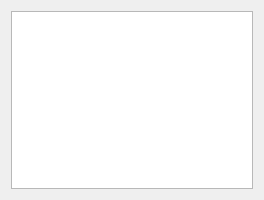
Before: the Qt Designer form src/plugins/vcsbase/checkoutprogresswizardpage.ui in qt-creator/qt-creator, drawn with Qt 5.
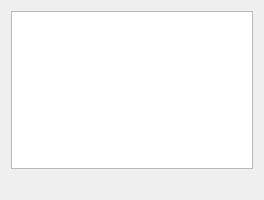
After: the same form once the commit is applied.

Patch:
```diff
--- a/src/plugins/vcsbase/checkoutprogresswizardpage.ui
+++ b/src/plugins/vcsbase/checkoutprogresswizardpage.ui
@@ -18,6 +18,13 @@
      </property>
     </widget>
    </item>
+   <item>
+    <widget class="QLabel" name="statusLabel">
+     <property name="text">
+      <string/>
+     </property>
+    </widget>
+   </item>
   </layout>
  </widget>
  <resources/>
```
